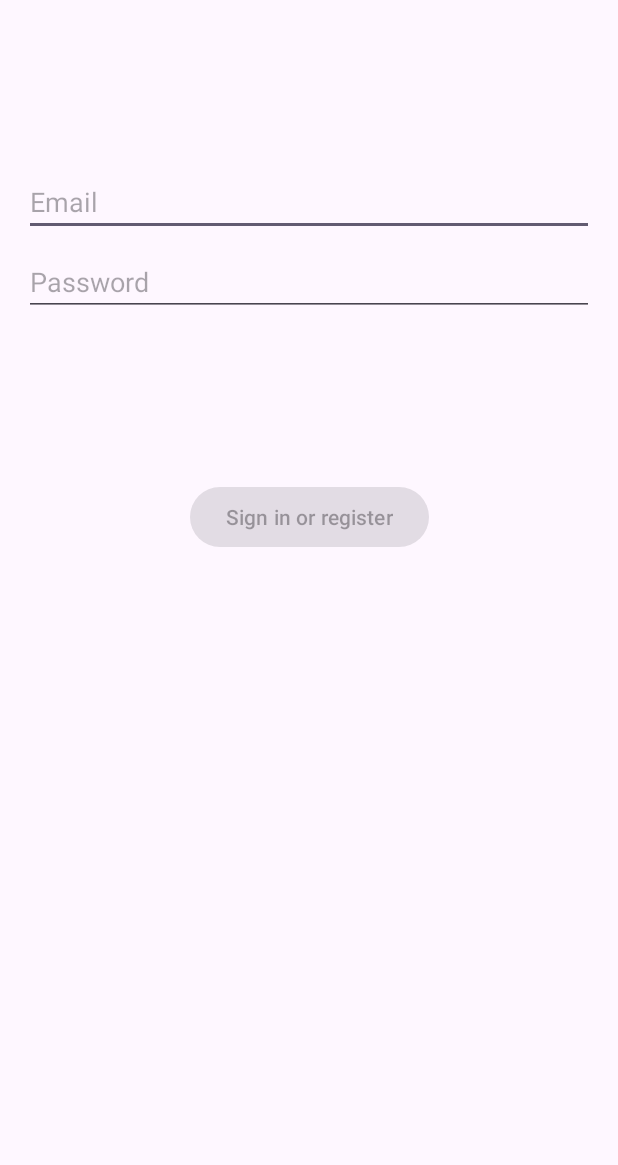
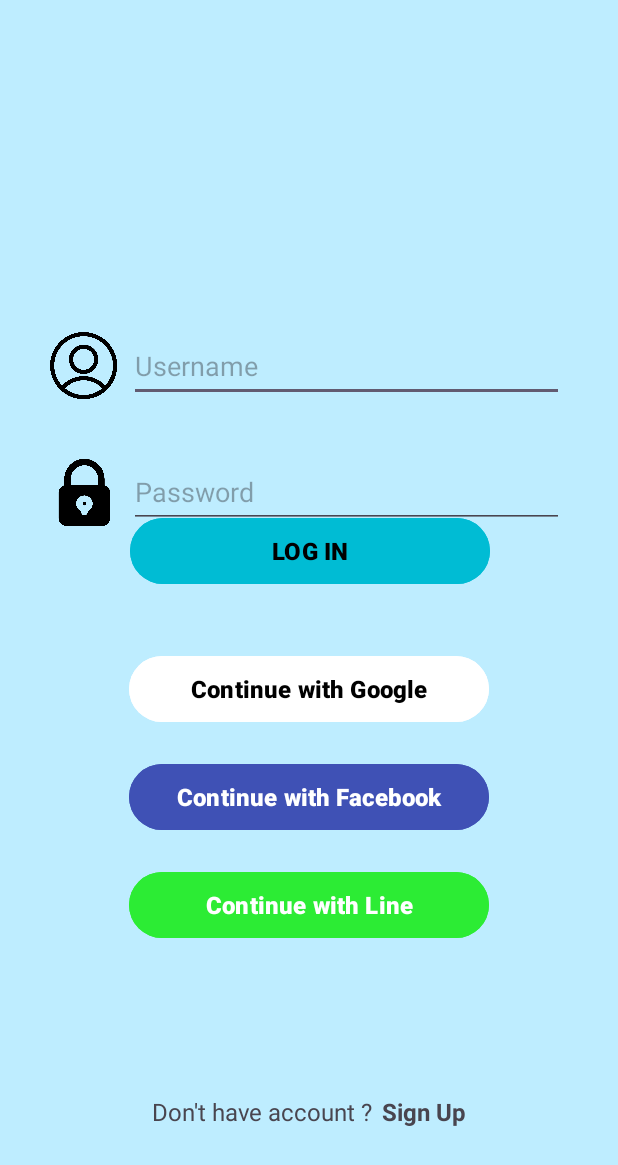
Before and after one commit to 6410615113/DormForU, an Android app: the LoginActivity screen opened directly, with no data from a screen before it, on a phone screen of 412 x 824 dp. Shown: the top 1165 px of the screen. Run offline under Robolectric (Android 15) with nearby library versions, the phone set to English and light mode, and no system bars.

Commit message:
Customize Login Page

```diff
--- a/MyApp/app/src/main/res/layout/activity_login.xml
+++ b/MyApp/app/src/main/res/layout/activity_login.xml
@@ -5,30 +5,44 @@
     android:id="@+id/container"
     android:layout_width="match_parent"
     android:layout_height="match_parent"
+    android:background="#BEEDFF"
     android:paddingLeft="@dimen/activity_horizontal_margin"
     android:paddingTop="@dimen/activity_vertical_margin"
     android:paddingRight="@dimen/activity_horizontal_margin"
     android:paddingBottom="@dimen/activity_vertical_margin"
     tools:context=".ui.login.LoginActivity">
 
+    <!--    <ImageView-->
+    <!--        android:id="@+id/imageView"-->
+    <!--        android:layout_width="415dp"-->
+    <!--        android:layout_height="796dp"-->
+    <!--        android:layout_weight="1"-->
+    <!--        app:layout_constraintBottom_toBottomOf="parent"-->
+    <!--        app:layout_constraintEnd_toEndOf="parent"-->
+    <!--        app:layout_constraintStart_toStartOf="parent"-->
+    <!--        app:layout_constraintTop_toTopOf="parent"-->
+    <!--        app:layout_constraintVertical_bias="0.505"-->
+    <!--        app:srcCompat="@drawable/bag_color" />-->
+
     <EditText
         android:id="@+id/username"
-        android:layout_width="0dp"
-        android:layout_height="wrap_content"
-        android:layout_marginTop="96dp"
-        android:autofillHints="@string/prompt_email"
-        android:hint="@string/prompt_email"
+        android:layout_width="290dp"
+        android:layout_height="48dp"
+        android:layout_marginEnd="20dp"
+        android:layout_marginBottom="540dp"
+        android:autofillHints="Username"
+        android:hint="Username"
         android:inputType="textEmailAddress"
         android:selectAllOnFocus="true"
-        app:layout_constraintEnd_toEndOf="parent"
-        app:layout_constraintStart_toStartOf="parent"
-        app:layout_constraintTop_toTopOf="parent" />
+        app:layout_constraintBottom_toBottomOf="parent"
+        app:layout_constraintEnd_toEndOf="parent" />
 
     <EditText
         android:id="@+id/password"
-        android:layout_width="0dp"
-        android:layout_height="wrap_content"
-        android:layout_marginTop="8dp"
+        android:layout_width="290dp"
+        android:layout_height="48dp"
+        android:layout_marginTop="36dp"
+        android:layout_marginEnd="20dp"
         android:autofillHints="@string/prompt_password"
         android:hint="@string/prompt_password"
         android:imeActionLabel="@string/action_sign_in_short"
@@ -36,23 +50,7 @@
         android:inputType="textPassword"
         android:selectAllOnFocus="true"
         app:layout_constraintEnd_toEndOf="parent"
-        app:layout_constraintStart_toStartOf="parent"
         app:layout_constraintTop_toBottomOf="@+id/username" />
-
-    <Button
-        android:id="@+id/login"
-        android:layout_width="wrap_content"
-        android:layout_height="wrap_content"
-        android:layout_gravity="start"
-        android:layout_marginTop="16dp"
-        android:layout_marginBottom="64dp"
-        android:enabled="false"
-        android:text="@string/action_sign_in"
-        app:layout_constraintBottom_toBottomOf="parent"
-        app:layout_constraintEnd_toEndOf="parent"
-        app:layout_constraintStart_toStartOf="parent"
-        app:layout_constraintTop_toBottomOf="@+id/password"
-        app:layout_constraintVertical_bias="0.2" />
 
     <ProgressBar
         android:id="@+id/loading"
@@ -68,4 +66,107 @@
         app:layout_constraintTop_toTopOf="parent"
         app:layout_constraintVertical_bias="0.3" />
 
+    <ImageView
+        android:id="@+id/imageView7"
+        android:layout_width="48dp"
+        android:layout_height="48dp"
+        android:layout_marginStart="16dp"
+        android:layout_marginBottom="540dp"
+        app:layout_constraintBottom_toBottomOf="parent"
+        app:layout_constraintStart_toStartOf="parent"
+        app:srcCompat="@drawable/username" />
+
+    <ImageView
+        android:id="@+id/imageView8"
+        android:layout_width="48dp"
+        android:layout_height="48dp"
+        android:layout_marginStart="16dp"
+        android:layout_marginTop="36dp"
+        app:layout_constraintStart_toStartOf="parent"
+        app:layout_constraintTop_toBottomOf="@+id/imageView7"
+        app:srcCompat="@drawable/password" />
+
+    <Button
+        android:id="@+id/login"
+        android:layout_width="240dp"
+        android:layout_height="52dp"
+        android:layout_gravity="start"
+        android:backgroundTint="#00BCD4"
+        android:enabled="false"
+        android:text="LOG IN"
+        android:textSize="16dp"
+        android:textStyle="bold"
+        android:textColor="#000"
+        app:layout_constraintBottom_toBottomOf="parent"
+        app:layout_constraintEnd_toEndOf="parent"
+        app:layout_constraintHorizontal_bias="0.503"
+        app:layout_constraintStart_toStartOf="parent"
+        app:layout_constraintTop_toTopOf="parent"
+        app:layout_constraintVertical_bias="0.44" />
+
+    <Button
+        android:id="@+id/button"
+        android:layout_width="240dp"
+        android:layout_height="52dp"
+        android:layout_marginTop="40dp"
+        android:backgroundTint="#FFFFFF"
+        android:text="Continue with Google"
+        android:textColor="#000"
+        android:textSize="16dp"
+        android:textStyle="bold"
+        app:layout_constraintEnd_toEndOf="parent"
+        app:layout_constraintStart_toStartOf="parent"
+        app:layout_constraintTop_toBottomOf="@+id/login" />
+
+    <Button
+        android:id="@+id/button2"
+        android:layout_width="240dp"
+        android:layout_height="52dp"
+        android:layout_marginTop="20dp"
+        android:backgroundTint="#3F51B5"
+        android:text="Continue with Facebook"
+        android:textSize="16dp"
+        android:textStyle="bold"
+        app:layout_constraintEnd_toEndOf="parent"
+        app:layout_constraintStart_toStartOf="parent"
+        app:layout_constraintTop_toBottomOf="@+id/button" />
+
+    <Button
+        android:id="@+id/button3"
+        android:layout_width="240dp"
+        android:layout_height="52dp"
+        android:layout_marginTop="20dp"
+        android:backgroundTint="#2CEC34"
+        android:text="Continue with Line"
+        android:textSize="16dp"
+        android:textStyle="bold"
+        app:layout_constraintEnd_toEndOf="parent"
+        app:layout_constraintStart_toStartOf="parent"
+        app:layout_constraintTop_toBottomOf="@+id/button2" />
+
+    <TextView
+        android:id="@+id/textView3"
+        android:layout_width="wrap_content"
+        android:layout_height="wrap_content"
+        android:layout_marginStart="85dp"
+        android:layout_marginTop="44dp"
+        android:text="Don't have account ?"
+        android:textSize="16dp"
+        app:layout_constraintBottom_toBottomOf="parent"
+        app:layout_constraintStart_toStartOf="parent"
+        app:layout_constraintTop_toBottomOf="@+id/button3" />
+
+    <TextView
+        android:id="@+id/Signup"
+        android:layout_width="wrap_content"
+        android:layout_height="wrap_content"
+        android:layout_marginTop="44dp"
+        android:layout_marginEnd="85dp"
+        android:textSize="16dp"
+        android:textStyle="bold"
+        android:text="Sign Up"
+        app:layout_constraintBottom_toBottomOf="parent"
+        app:layout_constraintEnd_toEndOf="parent"
+        app:layout_constraintTop_toBottomOf="@+id/button3" />
+
 </androidx.constraintlayout.widget.ConstraintLayout>
```
